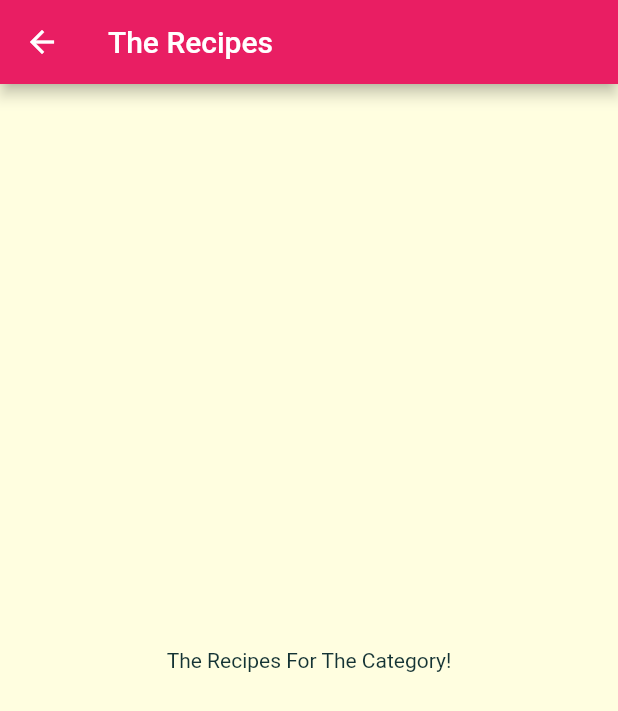
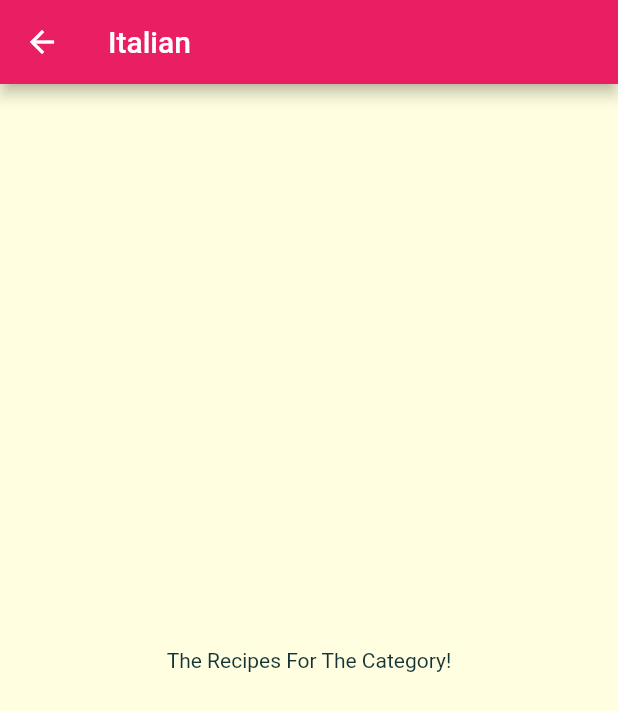
Before and after one commit to JoelEspinal/cooking_recipe, a Flutter app: the screen it shows after launch, after a tap on "Italian", on a phone screen of 412 x 824 dp. Shown: the top 711 px of the screen. Run offline on Flutter 3.47's test engine with Material 2 defaults, Android fonts, the phone set to English and light mode, and no system bars; Roboto replaces fonts that are missing (Releway).

Commit message:
Pass id and title through constructor to category meals screen

```diff
--- a/lib/categories_screen.dart
+++ b/lib/categories_screen.dart
@@ -15,6 +15,7 @@ class CategoriesScreen extends StatelessWidget {
         children: DUMMY_CATEGORIES
             .map(
               (catData) => CategoryItem(
+                catData.id,
                 catData.title,
                 catData.color,
               ),
--- a/lib/category_item.dart
+++ b/lib/category_item.dart
@@ -3,15 +3,16 @@ import 'package:flutter/material.dart';
 import './category_meals_screen.dart';
 
 class CategoryItem extends StatelessWidget {
+  final String id;
   final String title;
   final Color color;
 
-  CategoryItem(this.title, this.color);
+  CategoryItem(this.id, this.title, this.color);
 
   void selectCategory(BuildContext ctx) {
     Navigator.of(ctx).push(
       MaterialPageRoute(builder: (_) {
-        return CategoryMealsScreen();
+        return CategoryMealsScreen(this.id, this.title);
       }),
     );
   }
--- a/lib/category_meals_screen.dart
+++ b/lib/category_meals_screen.dart
@@ -1,11 +1,16 @@
 import 'package:flutter/material.dart';
 
 class CategoryMealsScreen extends StatelessWidget {
+  final String categoryid;
+  final String categoryTitle;
+
+  CategoryMealsScreen(this.categoryid, this.categoryTitle);
+
   @override
   Widget build(BuildContext context) {
     return Scaffold(
       appBar: AppBar(
-        title: Text('The Recipes'),
+        title: Text(this.categoryTitle),
       ),
       body: Center(
         child: Text(
```
